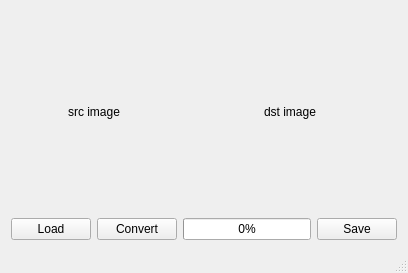
Above: source/convertmainwindow.ui from LeNeuner/PanoramConverter before the change. Below: the same form after it.
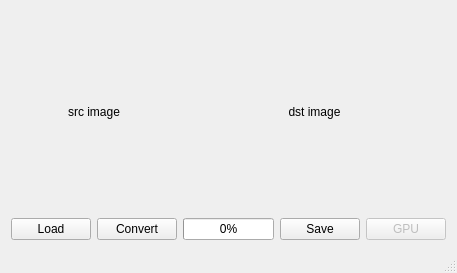
That is the form after the change.

```diff
--- a/source/convertmainwindow.ui
+++ b/source/convertmainwindow.ui
@@ -55,7 +55,17 @@
         </property>
        </widget>
       </item>
-      <item row="0" column="2" colspan="2">
+      <item row="1" column="4">
+       <widget class="QPushButton" name="bGPU">
+        <property name="enabled">
+         <bool>false</bool>
+        </property>
+        <property name="text">
+         <string>GPU</string>
+        </property>
+       </widget>
+      </item>
+      <item row="0" column="2" colspan="3">
        <widget class="QLabel" name="lblDstImage">
         <property name="text">
          <string>dst image</string>
```
